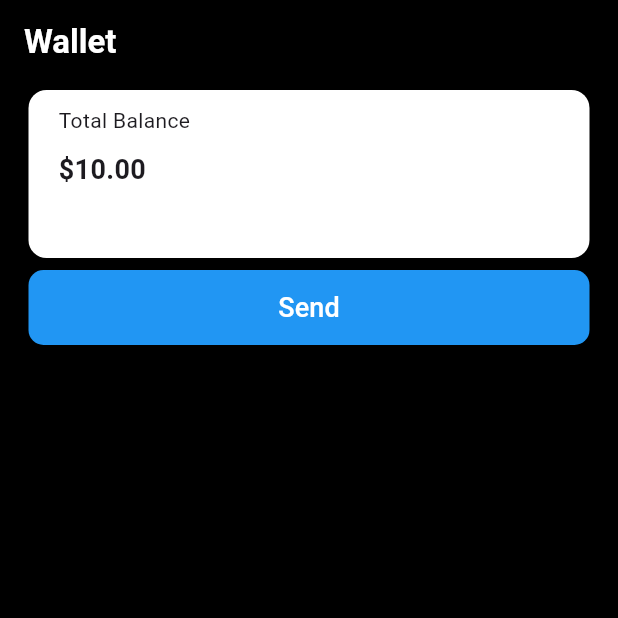
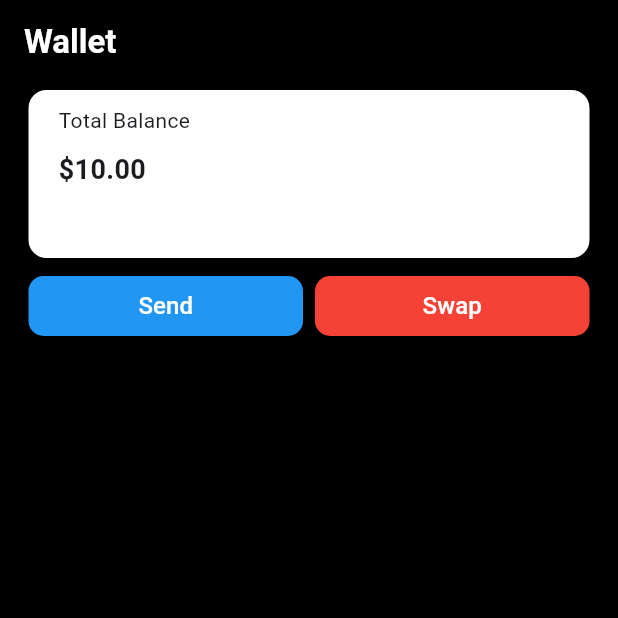
Before and after one commit to TeeWrath/crypto-wallet, a Flutter app: the screen it shows after launch, on a phone screen of 412 x 824 dp, the top half of it. Run offline on Flutter 3.47's test engine with Material 3 defaults, Android fonts, the light colour scheme and no system bars.

Commit message:
homepage - wallet

```diff
--- a/lib/screens/home.dart
+++ b/lib/screens/home.dart
@@ -16,7 +16,7 @@ class HomeScreen extends StatelessWidget {
       backgroundColor: Colors.black,
       body: SingleChildScrollView(
         child: Padding(
-          padding: const EdgeInsets.fromLTRB(15,0,15,0),
+          padding: const EdgeInsets.fromLTRB(15, 0, 15, 0),
           child: Column(
             mainAxisAlignment: MainAxisAlignment.center,
             children: [
@@ -55,18 +55,47 @@ class HomeScreen extends StatelessWidget {
                   ),
                 ),
               ),
-              Padding(
+              Row(
+                children: [
+                  Expanded(
+                    child: Padding(
                       padding: const EdgeInsets.all(4),
                       child: ElevatedButton(
                         onPressed: () {},
                         style: ElevatedButton.styleFrom(
                             shape: RoundedRectangleBorder(
                                 borderRadius: BorderRadius.circular(10)),
-                        minimumSize: const Size(double.infinity, 50),
-                        backgroundColor: Colors.blue),
-                    child: const Text('Send', style: TextStyle(fontSize: 18,color: Colors.white),),
+                            backgroundColor: Colors.blue,
+                            maximumSize: const Size(double.infinity, 50)),
+                        child: const Text(
+                          'Send',
+                          style: TextStyle(fontSize: 16, color: Colors.white),
                         ),
                       ),
+                    ),
+                  ),
+
+                  // const Spacer(),
+                  Expanded(
+                    child: Padding(
+                      padding: const EdgeInsets.all(4),
+                      child: ElevatedButton(
+                        onPressed: () {},
+                        style: ElevatedButton.styleFrom(
+                            shape: RoundedRectangleBorder(
+                                borderRadius: BorderRadius.circular(10)),
+                            // minimumSize: const Size(30, 50),
+                            maximumSize: const Size(double.infinity, 50),
+                            backgroundColor: Colors.red),
+                        child: const Text(
+                          'Swap',
+                          style: TextStyle(fontSize: 16, color: Colors.white),
+                        ),
+                      ),
+                    ),
+                  ),
+                ],
+              )
             ],
           ),
         ),
```
Lines whose indentation alone changed are shown as unchanged.
